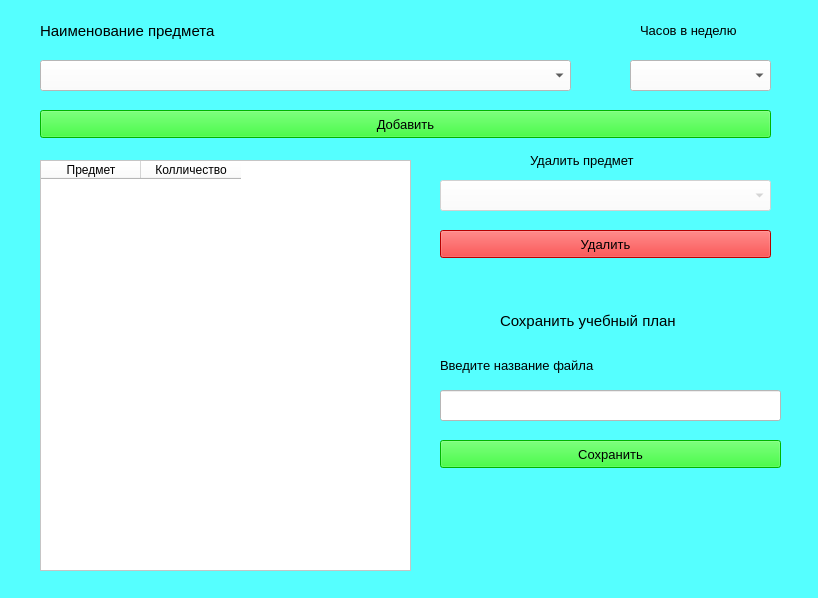
The window that frontend/School_plan.ui (saaasssska/helper_by_school) describes before a commit, drawn with Qt 5.
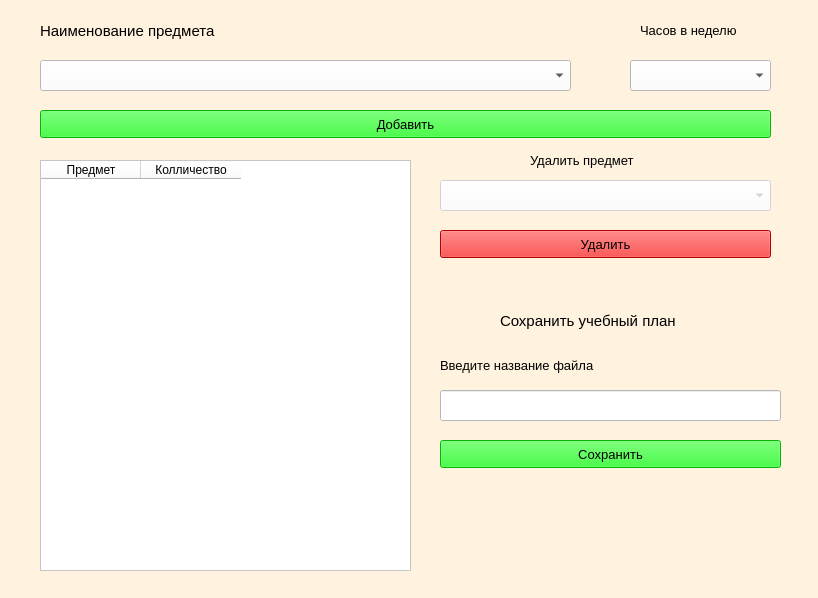
The same window after the commit.

```diff
--- a/frontend/School_plan.ui
+++ b/frontend/School_plan.ui
@@ -14,7 +14,7 @@
    <string>school_plan</string>
   </property>
   <property name="styleSheet">
-   <string notr="true">background-color: rgb(85, 255, 255);</string>
+   <string notr="true">background-color: rgb(255, 242, 222);</string>
   </property>
   <widget class="QComboBox" name="comboLessons">
    <property name="geometry">
```
